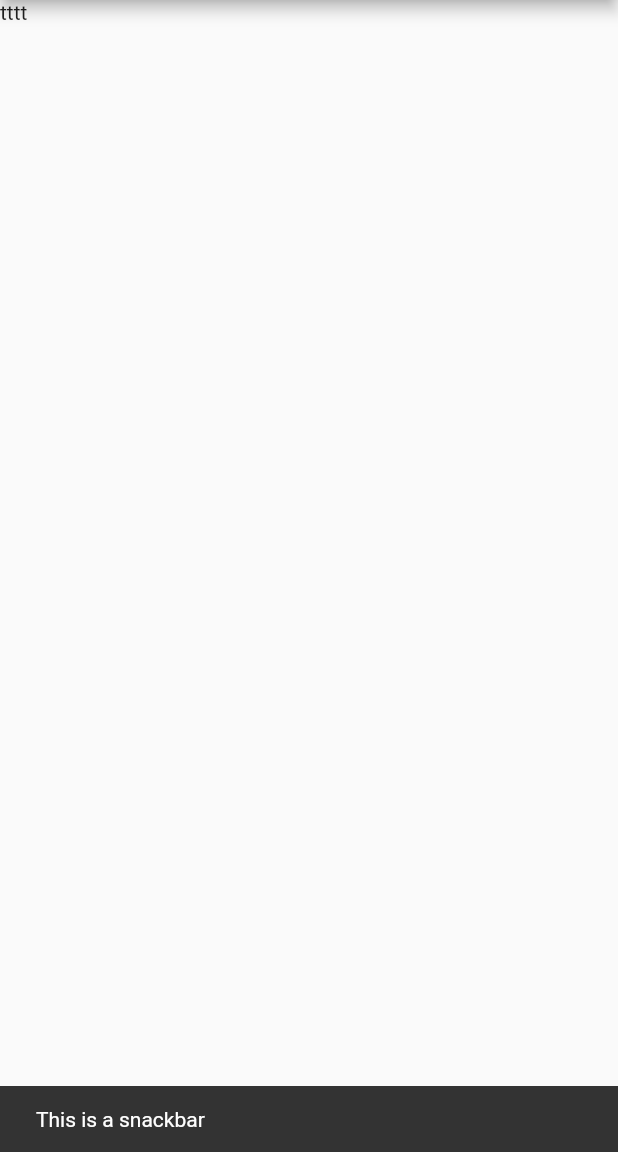
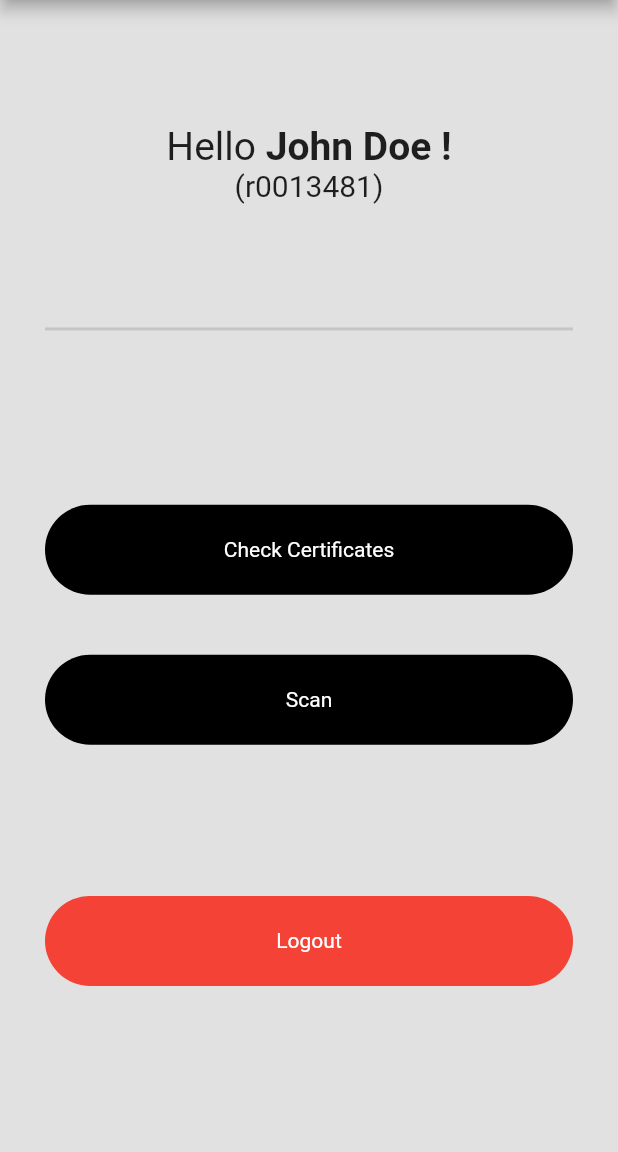
Before and after one commit to mohamedkuch/MIS-mobile-app, a Flutter app: the screen it shows after launch, after a tap on the "person" icon, on a phone screen of 412 x 824 dp, the part 84-1236 px from its top. Run offline on Flutter 3.47's test engine with Material 2 defaults, Android fonts, the phone set to English and light mode, and no system bars.

Commit message:
create welcome_view & final update for login_view

```diff
--- a/lucacertificate/lib/globals.dart
+++ b/lucacertificate/lib/globals.dart
@@ -22,11 +22,7 @@ Widget appBar() {
       Container(
         child: IconButton(
           icon: const Icon(Icons.person),
-          tooltip: 'Show Snackbar',
-          onPressed: () {
-            ScaffoldMessenger.of(context).showSnackBar(
-                const SnackBar(content: Text('This is a snackbar')));
-          },
+          onPressed: () {},
         ),
       ),
       Container(
--- a/lucacertificate/lib/views/login_view.dart
+++ b/lucacertificate/lib/views/login_view.dart
@@ -8,14 +8,13 @@ class LoginView extends StatefulWidget {
   _LoginViewState createState() => _LoginViewState();
 }
 
-Widget primaryButton(String title) {
+Widget primaryButtonHelper(String title) {
   return Container(
     decoration: BoxDecoration(
       color: Colors.black,
       borderRadius: BorderRadius.circular(70),
     ),
     height: 60,
-    width: double.infinity,
     child: Center(
       child: Text(
         title,
@@ -135,7 +134,7 @@ class _LoginViewState extends State<LoginView> {
                               // on Login pressed
                               print("Login pressed");
                             },
-                            child: primaryButton("Login"),
+                            child: primaryButtonHelper("Login"),
                           )),
                       Center(
                         child: Text("don't have an account ? "),
@@ -148,7 +147,7 @@ class _LoginViewState extends State<LoginView> {
                             // on Sign up pressed
                             print("Sign up pressed");
                           },
-                          child: primaryButton("Sign up"),
+                          child: primaryButtonHelper("Sign up"),
                         ),
                       ),
                     ],
--- a/lucacertificate/lib/views/welcome_view.dart
+++ b/lucacertificate/lib/views/welcome_view.dart
@@ -8,45 +8,117 @@ class WelcomeView extends StatefulWidget {
   _WelcomeViewState createState() => _WelcomeViewState();
 }
 
+Widget buttonHelper(String title, bool isPrimary) {
+  return Container(
+    decoration: BoxDecoration(
+      color: isPrimary ? Colors.black : Colors.red,
+      borderRadius: BorderRadius.circular(70),
+    ),
+    height: 60,
+    child: Center(
+      child: Text(
+        title,
+        style: TextStyle(color: Colors.white),
+      ),
+    ),
+  );
+}
+
 class _WelcomeViewState extends State<WelcomeView> {
   @override
   Widget build(BuildContext context) {
     return Scaffold(
-      appBar: AppBar(
-        leading: Builder(
-          builder: (BuildContext context) {
-            return Padding(
-              padding: EdgeInsets.only(left: 5),
-              child: IconButton(
-                icon: Image.asset("assets/logo.png"),
-                onPressed: () {
-                  print("logo pressed");
-                },
+      appBar: appBar(),
+      body: Container(
+        color: bgColor,
+        height: MediaQuery.of(context).size.height * 1,
+        child: Column(
+          mainAxisAlignment: MainAxisAlignment.start,
+          children: [
+            Container(
+              padding: EdgeInsets.only(
+                top: MediaQuery.of(context).size.height * 0.10,
+                bottom: MediaQuery.of(context).size.height * 0.10,
               ),
-            );
-          },
+              child: Column(
+                mainAxisAlignment: MainAxisAlignment.start,
+                children: [
+                  Row(
+                    mainAxisAlignment: MainAxisAlignment.center,
+                    children: [
+                      Text(
+                        "Hello ",
+                        style: TextStyle(fontSize: 26),
                       ),
-        actions: [
-          Container(
-            child: IconButton(
-              icon: const Icon(Icons.person),
-              tooltip: 'Show Snackbar',
-              onPressed: () {
-                ScaffoldMessenger.of(context).showSnackBar(
-                    const SnackBar(content: Text('This is a snackbar')));
-              },
+                      Text(
+                        "John Doe !",
+                        style: TextStyle(
+                          fontSize: 26,
+                          fontWeight: FontWeight.bold,
                         ),
                       ),
+                    ],
+                  ),
                   Container(
-            child: Center(
-              child: Text("r0013481"),
+                    child: Text(
+                      "(r0013481)",
+                      style: TextStyle(fontSize: 20),
                     ),
                   ),
-          Padding(padding: EdgeInsets.all(5)),
                 ],
               ),
-      body: Container(
-        child: Text("tttt"),
+            ),
+            Divider(
+              indent: 30,
+              endIndent: 30,
+              height: 3,
+              thickness: 2,
+            ),
+            Expanded(
+              child: Container(
+                margin:
+                    EdgeInsets.only(left: 30, right: 30, top: 15, bottom: 10),
+                child: Column(
+                  mainAxisAlignment: MainAxisAlignment.spaceEvenly,
+                  children: [
+                    Column(
+                      children: [
+                        Container(
+                          child: GestureDetector(
+                            onTap: () {
+                              // on Check certificates pressed
+                              print("Check certificates pressed");
+                            },
+                            child: buttonHelper("Check Certificates", true),
+                          ),
+                        ),
+                        Padding(padding: EdgeInsets.all(20)),
+                        Container(
+                          child: GestureDetector(
+                            onTap: () {
+                              // on Scan pressed
+                              print("Scan");
+                            },
+                            child: buttonHelper("Scan", true),
+                          ),
+                        ),
+                      ],
+                    ),
+                    Container(
+                      child: GestureDetector(
+                        onTap: () {
+                          // on Logout pressed
+                          print("Logout pressed");
+                        },
+                        child: buttonHelper("Logout", false),
+                      ),
+                    ),
+                  ],
+                ),
+              ),
+            ),
+          ],
+        ),
       ),
     );
   }
```
Lines whose indentation alone changed are shown as unchanged.
